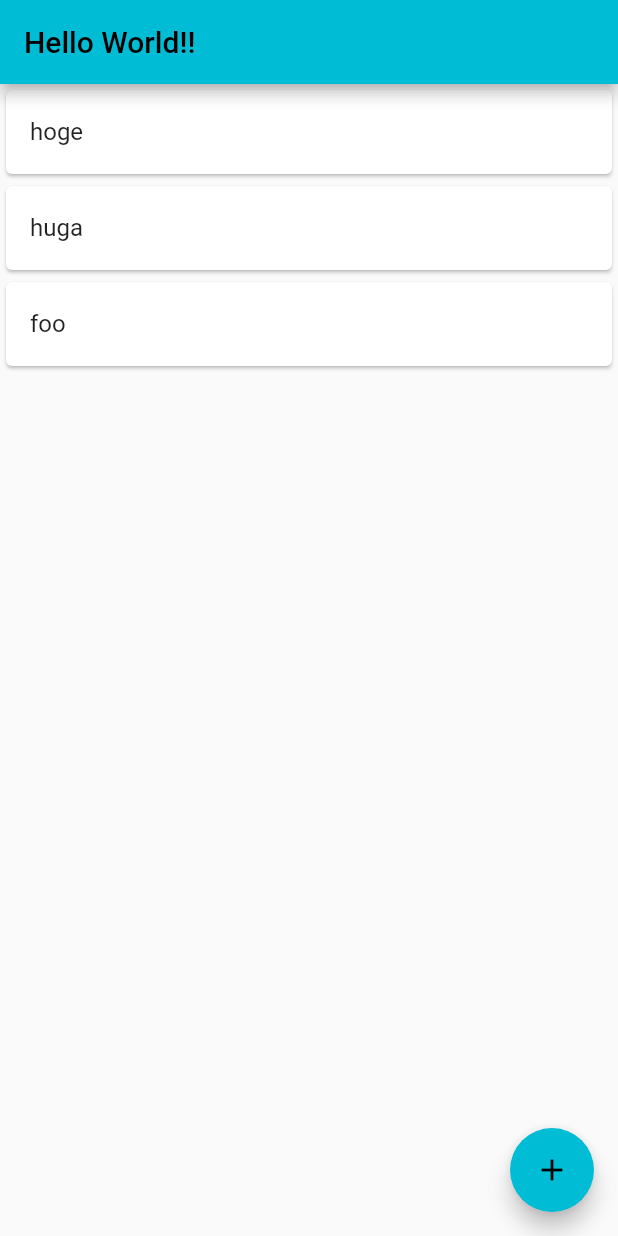
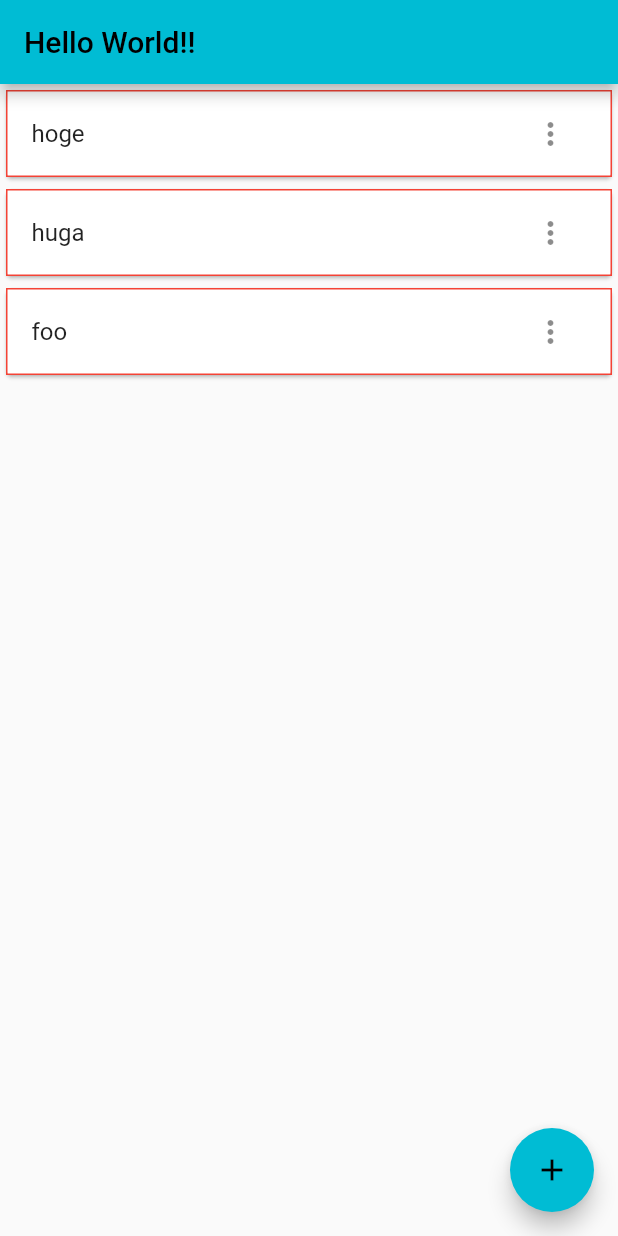
Before and after one commit to takao-h/flutter_sample, a Flutter app: the screen it shows after launch, on a phone screen of 412 x 824 dp. Run offline on Flutter 3.47's test engine with Material 2 defaults, Android fonts, the phone set to English and light mode, and no system bars.

Commit message:
does not move

```diff
--- a/flutter_hands_on/lib/my_home_page.dart
+++ b/flutter_hands_on/lib/my_home_page.dart
@@ -15,6 +15,7 @@ class _MyHomePageState extends State<MyHomePage> {
     , "huga"
     , "foo"
   ];
+
   void _incrementCounter() {
     setState(() {
       // This call to setState tells the Flutter framework that something has
@@ -44,8 +45,17 @@ class _MyHomePageState extends State<MyHomePage> {
           itemCount: _todoItems.length,
           itemBuilder: (BuildContext context, int index) {
             return Card(
-              child: ListTile(
-                title: Text(_todoItems[index]),
+              child: Container(
+                decoration: const BoxDecoration(
+                  border: Border.all(width: 1.0, color: Colors.red),
+                ),
+                child: ListTile(
+                  title: Text(_todoItems[index]),
+                  trailing: IconButton(
+                    icon: const Icon(Icons.more_vert),
+                    onPressed: () {},
+                  ),
+                ),
               ),
             );
           }),
```
